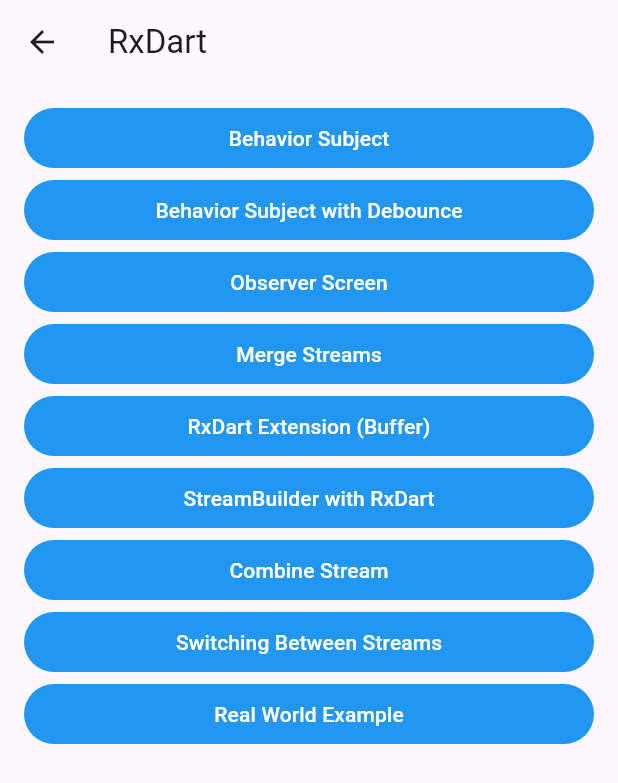
After one commit to rhanifrizal/flutter-training, a Flutter app: the DashboardScreen screen opened by its route, after a tap on "RxDart", on a phone screen of 412 x 824 dp. The commit adds this screen. Shown: the top 783 px of the screen. Run offline on Flutter 3.47's test engine with Material 3 defaults, Android fonts, the phone set to English and light mode, and no system bars; our stand-ins replace carousel_slider, flutter_advanced_switch, flutter_bloc, rxdart, sizer.

Commit message:
navigation and rxdart

```diff
--- a/lib/features/dashboard/screens/dashboard_screen.dart
+++ b/lib/features/dashboard/screens/dashboard_screen.dart
@@ -1,8 +1,11 @@
 import 'package:flutter/material.dart';
+import 'package:flutter_training/features/clean_code/clean_code_screen.dart';
 import 'package:flutter_training/features/constraint/screens/constraint_screen.dart';
 import 'package:flutter_training/features/exercise/screens/exercise_screen.dart';
 import 'package:flutter_training/features/layout/screens/layout_screen.dart';
 import 'package:flutter_training/features/media_query/screens/media_query.dart';
+import 'package:flutter_training/features/navigation/first_screen.dart';
+import 'package:flutter_training/features/rxdart/screens/rxdart_screen.dart';
 
 class DashboardScreen extends StatelessWidget {
   const DashboardScreen({super.key});
@@ -38,6 +41,21 @@
                 onPressed: () => Navigator.of(context).push(MaterialPageRoute(builder: (_) => const ExerciseScreen())),
                 child: const Text("Exercises", style: TextStyle(color: Colors.white)),
               ),
+              TextButton(
+                style: TextButton.styleFrom(backgroundColor: Colors.blue),
+                onPressed: () => Navigator.of(context).push(MaterialPageRoute(builder: (_) => const CleanCodeScreen())),
+                child: const Text("Clean Code Practice", style: TextStyle(color: Colors.white)),
+              ),
+              TextButton(
+                style: TextButton.styleFrom(backgroundColor: Colors.blue),
+                onPressed: () => Navigator.of(context).push(MaterialPageRoute(builder: (_) => const RxdartScreen())),
+                child: const Text("RxDart", style: TextStyle(color: Colors.white)),
+              ),
+              TextButton(
+                style: TextButton.styleFrom(backgroundColor: Colors.blue),
+                onPressed: () => Navigator.of(context).push(MaterialPageRoute(builder: (_) => const FirstScreen())),
+                child: const Text("Navigation", style: TextStyle(color: Colors.white)),
+              ),
             ],
           ),
         ),
--- /dev/null
+++ b/lib/features/navigation/app_route.dart
@@ -0,0 +1,35 @@
+import 'package:flutter/material.dart';
+import 'package:flutter_training/features/dashboard/screens/dashboard_screen.dart';
+import 'package:flutter_training/features/navigation/second_screen.dart';
+
+import 'model/person_model.dart';
+
+Route<dynamic>? onGenerateRoute(RouteSettings settings) {
+  switch (settings.name) {
+    case '/':
+      return MaterialPageRoute(
+        builder: (context) => const DashboardScreen(),
+      );
+    case '/second':
+    // Extract arguments if there are any
+      final args = settings.arguments;
+      if (args is String) {
+        return MaterialPageRoute(
+          builder: (context) => SecondScreen(data: args),
+        );
+      } else if (args is Person) {
+        return MaterialPageRoute(
+          builder: (context) => SecondScreen(person: args),
+        );
+      }
+      // If no args provided, return a default route or error
+      return MaterialPageRoute(
+        builder: (context) => const SecondScreen(),
+      );
+    default:
+    // If the route is not defined, navigate to a "Dashboard" page
+      return MaterialPageRoute(
+        builder: (context) => const DashboardScreen(),
+      );
+  }
+}
--- /dev/null
+++ b/lib/features/rxdart/screens/observer_screen.dart
@@ -0,0 +1,37 @@
+import 'package:flutter/material.dart';
+import 'package:rxdart/rxdart.dart';
+
+class ObserverScreen extends StatefulWidget {
+  const ObserverScreen({super.key});
+
+  @override
+  State<ObserverScreen> createState() => _ObserverScreenState();
+}
+
+class _ObserverScreenState extends State<ObserverScreen> {
+
+  @override
+  void initState() {
+    super.initState();
+
+    // We create a BehaviorSubject that deals with integers.
+    // We listens to the stream of data and print whatever data is added into
+    // BehaviorSubject.
+
+    final subject = BehaviorSubject<int>();
+
+    // Observer
+    subject.stream.listen(print);
+
+    // Producer
+    subject.sink.add(1);
+    subject.sink.add(2);
+    subject.sink.add(3);
+    subject.close();
+  }
+
+  @override
+  Widget build(BuildContext context) {
+    return const Scaffold();
+  }
+}
--- /dev/null
+++ b/lib/features/rxdart/screens/rxdart_screen.dart
@@ -0,0 +1,77 @@
+import 'package:flutter/material.dart';
+import 'package:flutter_training/features/rxdart/screens/behavior_subject_screen.dart';
+import 'package:flutter_training/features/rxdart/screens/behavior_subject_with_debounce.dart';
+import 'package:flutter_training/features/rxdart/screens/combining_stream.dart';
+import 'package:flutter_training/features/rxdart/screens/merge_stream.dart';
+import 'package:flutter_training/features/rxdart/screens/observer_screen.dart';
+import 'package:flutter_training/features/rxdart/screens/real_world_example.dart';
+import 'package:flutter_training/features/rxdart/screens/rxdart_extension_buffer.dart';
+import 'package:flutter_training/features/rxdart/screens/streambuilders_with_rxdart.dart';
+import 'package:flutter_training/features/rxdart/screens/switching_between_streams.dart';
+
+class RxdartScreen extends StatelessWidget {
+  const RxdartScreen({super.key});
+  @override
+  Widget build(BuildContext context) {
+    const String title = "RxDart";
+    return SafeArea(
+      child: Scaffold(
+        appBar: AppBar(
+          title: const Text(title),
+        ),
+        body: Padding(
+          padding: const EdgeInsets.symmetric(vertical: 12, horizontal: 16),
+          child: ListView(
+            children: [
+              TextButton(
+                style: TextButton.styleFrom(backgroundColor: Colors.blue),
+                onPressed: () => Navigator.of(context).push(MaterialPageRoute(builder: (_) => const BehaviorSubjectScreen())),
+                child: const Text("Behavior Subject", style: TextStyle(color: Colors.white)),
+              ),
+              TextButton(
+                style: TextButton.styleFrom(backgroundColor: Colors.blue),
+                onPressed: () => Navigator.of(context).push(MaterialPageRoute(builder: (_) => const BehaviorSubjectWithDebounce())),
+                child: const Text("Behavior Subject with Debounce", style: TextStyle(color: Colors.white)),
+              ),
+              TextButton(
+                style: TextButton.styleFrom(backgroundColor: Colors.blue),
+                onPressed: () => Navigator.of(context).push(MaterialPageRoute(builder: (_) => const ObserverScreen())),
+                child: const Text("Observer Screen", style: TextStyle(color: Colors.white)),
+              ),
+              TextButton(
+                style: TextButton.styleFrom(backgroundColor: Colors.blue),
+                onPressed: () => Navigator.of(context).push(MaterialPageRoute(builder: (_) => const MergeStreamScreen())),
+                child: const Text("Merge Streams", style: TextStyle(color: Colors.white)),
+              ),
+              TextButton(
+                style: TextButton.styleFrom(backgroundColor: Colors.blue),
+                onPressed: () => Navigator.of(context).push(MaterialPageRoute(builder: (_) => const RxdartExtensionBuffer())),
+                child: const Text("RxDart Extension (Buffer)", style: TextStyle(color: Colors.white)),
+              ),
+              TextButton(
+                style: TextButton.styleFrom(backgroundColor: Colors.blue),
+                onPressed: () => Navigator.of(context).push(MaterialPageRoute(builder: (_) => const StreamBuildersWithRxdart())),
+                child: const Text("StreamBuilder with RxDart", style: TextStyle(color: Colors.white)),
+              ),
+              TextButton(
+                style: TextButton.styleFrom(backgroundColor: Colors.blue),
+                onPressed: () => Navigator.of(context).push(MaterialPageRoute(builder: (_) => const CombiningStream())),
+                child: const Text("Combine Stream", style: TextStyle(color: Colors.white)),
+              ),
+              TextButton(
+                style: TextButton.styleFrom(backgroundColor: Colors.blue),
+                onPressed: () => Navigator.of(context).push(MaterialPageRoute(builder: (_) => const SwitchingBetweenStreams())),
+                child: const Text("Switching Between Streams", style: TextStyle(color: Colors.white)),
+              ),
+              TextButton(
+                style: TextButton.styleFrom(backgroundColor: Colors.blue),
+                onPressed: () => Navigator.of(context).push(MaterialPageRoute(builder: (_) => const RealWorldExample())),
+                child: const Text("Real World Example", style: TextStyle(color: Colors.white)),
+              ),
+            ],
+          ),
+        ),
+      ),
+    );
+  }
+}
--- a/lib/main.dart
+++ b/lib/main.dart
@@ -1,6 +1,7 @@
 import 'package:flutter/material.dart';
 import 'package:flutter/rendering.dart';
 import 'package:flutter_training/features/dashboard/screens/dashboard_screen.dart';
+import 'package:flutter_training/features/navigation/app_route.dart';
 
 void main() {
   debugPaintSizeEnabled = false;
@@ -17,6 +18,7 @@
         colorScheme: ColorScheme.fromSeed(seedColor: Colors.deepPurple),
         useMaterial3: true,
       ),
+      onGenerateRoute: onGenerateRoute,
       home: const DashboardScreen(),
     );
   }
--- a/pubspec.yaml
+++ b/pubspec.yaml
@@ -40,6 +40,7 @@
   carousel_slider: ^5.0.0
   intl: ^0.19.0
   sizer: ^3.0.4
+  rxdart: ^0.28.0
 
 dev_dependencies:
   flutter_test:
```
Also changed, not shown: lib/features/clean_code/clean_code_screen.dart (added, +85 -0 lines), lib/features/navigation/first_screen.dart (added, +47 -0 lines), lib/features/navigation/model/person_model.dart (added, +7 -0 lines), lib/features/navigation/second_screen.dart (added, +22 -0 lines), lib/features/rxdart/screens/behavior_subject_screen.dart (added, +60 -0 lines), lib/features/rxdart/screens/behavior_subject_with_debounce.dart (added, +61 -0 lines), lib/features/rxdart/screens/combining_stream.dart (added, +31 -0 lines), lib/features/rxdart/screens/merge_stream.dart (added, +32 -0 lines), lib/features/rxdart/screens/real_world_example.dart (added, +107 -0 lines), lib/features/rxdart/screens/rxdart_extension_buffer.dart (added, +32 -0 lines), lib/features/rxdart/screens/streambuilders_with_rxdart.dart (added, +35 -0 lines), lib/features/rxdart/screens/switching_between_streams.dart (added, +41 -0 lines), pubspec.lock.
